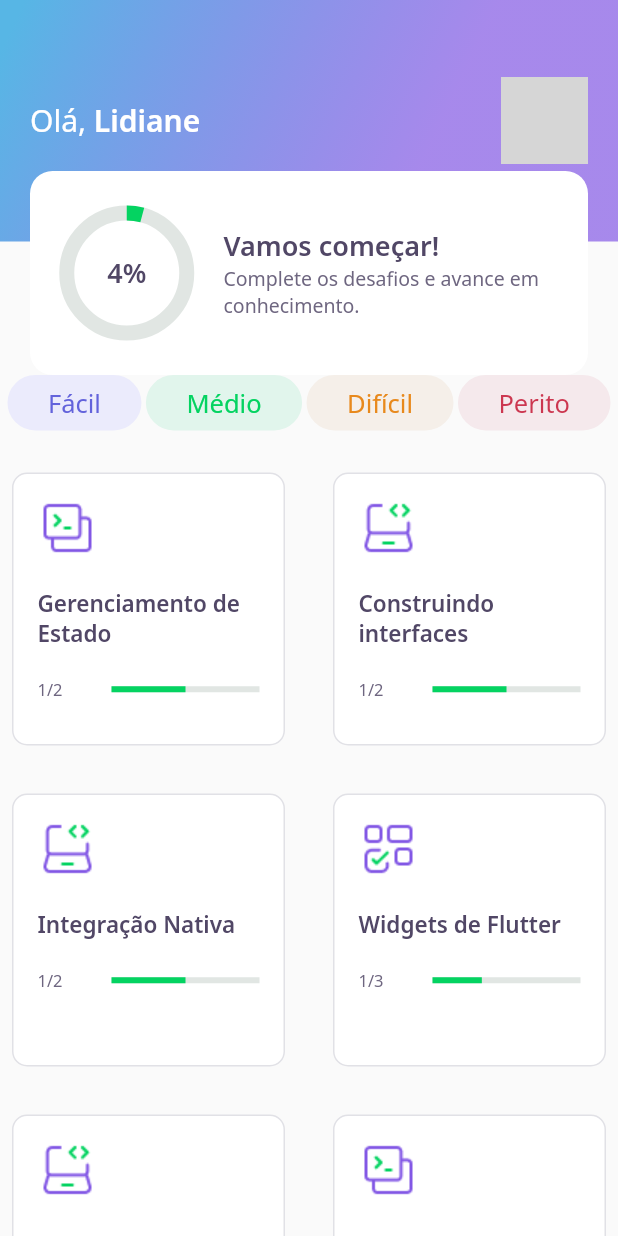
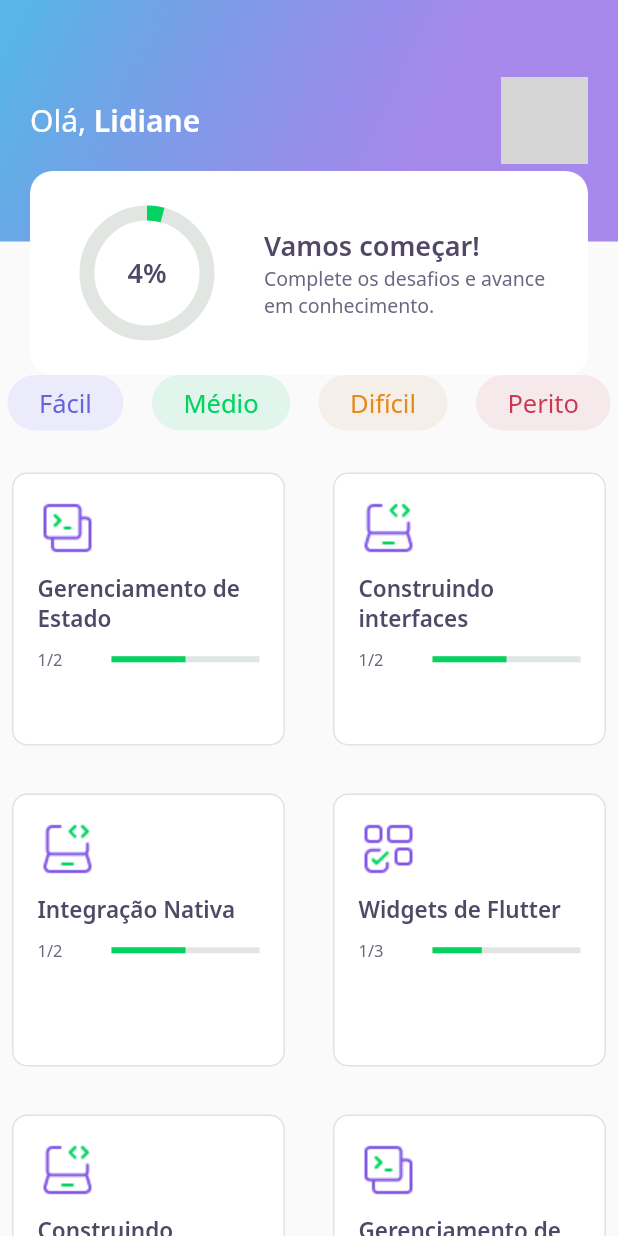
Before and after one commit to LidianeMara/DevQuiz, a Flutter app: the screen it shows after launch, on a phone screen of 412 x 824 dp. Run offline on Flutter 3.47's test engine with Material 2 defaults, Android fonts, the phone set to English and light mode, and no system bars; our stand-ins replace google_fonts, share_plus; accounts and stored records are empty; network calls fail; grey boxes are pictures that could not be loaded.

Commit message:
teste de funcionamento no Motorola One

```diff
--- a/lib/home/widgets/levelbutton/level_button_widget.dart
+++ b/lib/home/widgets/levelbutton/level_button_widget.dart
@@ -48,7 +48,7 @@ class LevelButtonWidget extends StatelessWidget {
         borderRadius: BorderRadius.circular(28),
       ),
       child: Padding(
-        padding: const EdgeInsets.symmetric(horizontal: 26, vertical: 6),
+        padding: const EdgeInsets.symmetric(horizontal: 20, vertical: 6),
         child: Text(
           label,
           style: GoogleFonts.notoSans(color: fontColor, fontSize: 17),
--- a/lib/home/widgets/quizCard/quiz_card_widget.dart
+++ b/lib/home/widgets/quizCard/quiz_card_widget.dart
@@ -42,12 +42,12 @@ class QuizCardWidget extends StatelessWidget {
                 width: 40,
                 height: 40,
               ),
-              SizedBox(height: 20),
+              SizedBox(height: 10),
               Text(
                 title,
                 style: AppTextStyles.heading15,
               ),
-              SizedBox(height: 20),
+              SizedBox(height: 10),
               Row(
                 children: [
                   Expanded(
--- a/lib/home/widgets/score_card/score_card_widget.dart
+++ b/lib/home/widgets/score_card/score_card_widget.dart
@@ -30,7 +30,7 @@ class ScoreCardWidget extends StatelessWidget {
                 ),
               ),
               Expanded(
-                flex: 3,
+                flex: 2,
                 child: Padding(
                   padding: const EdgeInsets.only(left: 24),
                   child: Column(
```
